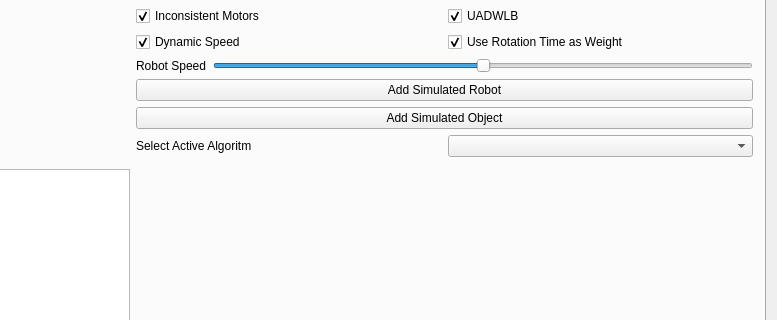
RemcoMusic/Server-application, file Server-application/user_interface/mainwindow.ui: the form before one commit; both pictures show x 511 to 1288 and y 193 to 513 of the 1288 by 694 pixel window.
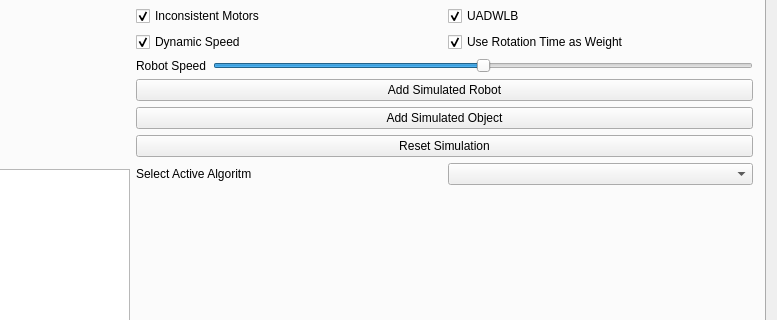
The form after the commit.

Commit message: implemented reset robot

```diff
--- a/Server-application/user_interface/mainwindow.ui
+++ b/Server-application/user_interface/mainwindow.ui
@@ -241,6 +241,13 @@
             </property>
            </widget>
           </item>
+          <item>
+           <widget class="QPushButton" name="resetSimulationButton">
+            <property name="text">
+             <string>Reset Simulation</string>
+            </property>
+           </widget>
+          </item>
           <item>
            <layout class="QGridLayout" name="gridLayout_5">
             <item row="0" column="1">
```
The commit also changes 9 other files.
